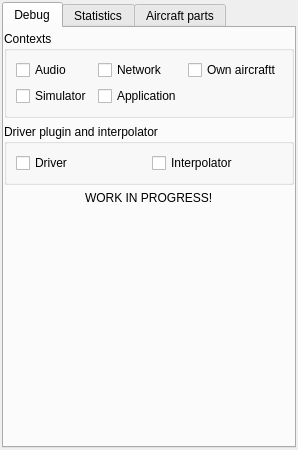
Qt form src/blackgui/components/internalscomponent.ui (swift-project/pilotclient) before a commit.
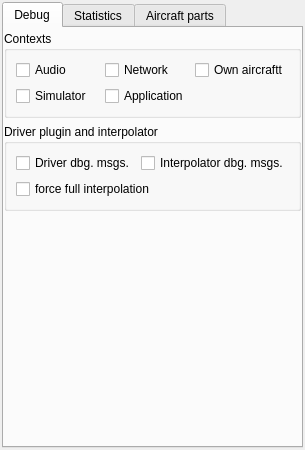
The same form after that commit. Custom widgets are drawn as their Qt base class.

Commit message: refs #796, UI for internals

The edit to the form file:
```diff
--- a/src/blackgui/components/internalscomponent.ui
+++ b/src/blackgui/components/internalscomponent.ui
@@ -104,27 +104,27 @@
           <item row="0" column="0">
            <widget class="QCheckBox" name="cb_DebugDriver">
             <property name="text">
-             <string>Driver</string>
+             <string>Driver dbg. msgs.</string>
             </property>
            </widget>
           </item>
           <item row="0" column="1">
            <widget class="QCheckBox" name="cb_DebugInterpolator">
             <property name="text">
-             <string>Interpolator</string>
+             <string>Interpolator dbg. msgs.</string>
+            </property>
+           </widget>
+          </item>
+          <item row="1" column="0" colspan="2">
+           <widget class="QCheckBox" name="cb_ForceFullInterpolation">
+            <property name="text">
+             <string>force full interpolation</string>
             </property>
            </widget>
           </item>
          </layout>
         </widget>
        </item>
-       <item alignment="Qt::AlignHCenter">
-        <widget class="QLabel" name="lbl_Disclaimer_1">
-         <property name="text">
-          <string>WORK IN PROGRESS!</string>
-         </property>
-        </widget>
-       </item>
        <item>
         <spacer name="vs_DebugWidget">
          <property name="orientation">
```
Left out of the diff: 2 changed lines with no effect on the pictures. The commit also changes 1 other file.
